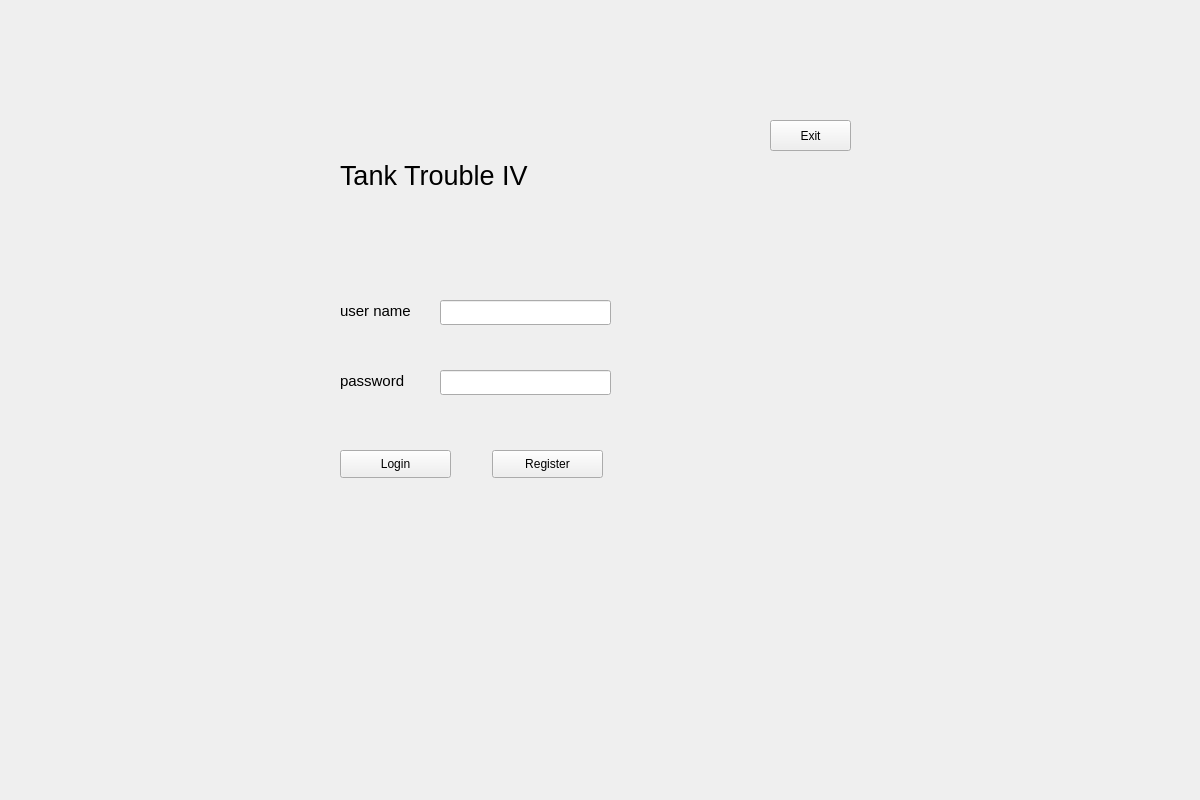
Before: the Qt Designer form Tank_Trouble_IV/loginwidget.ui in raitocc/run, drawn with Qt 5.
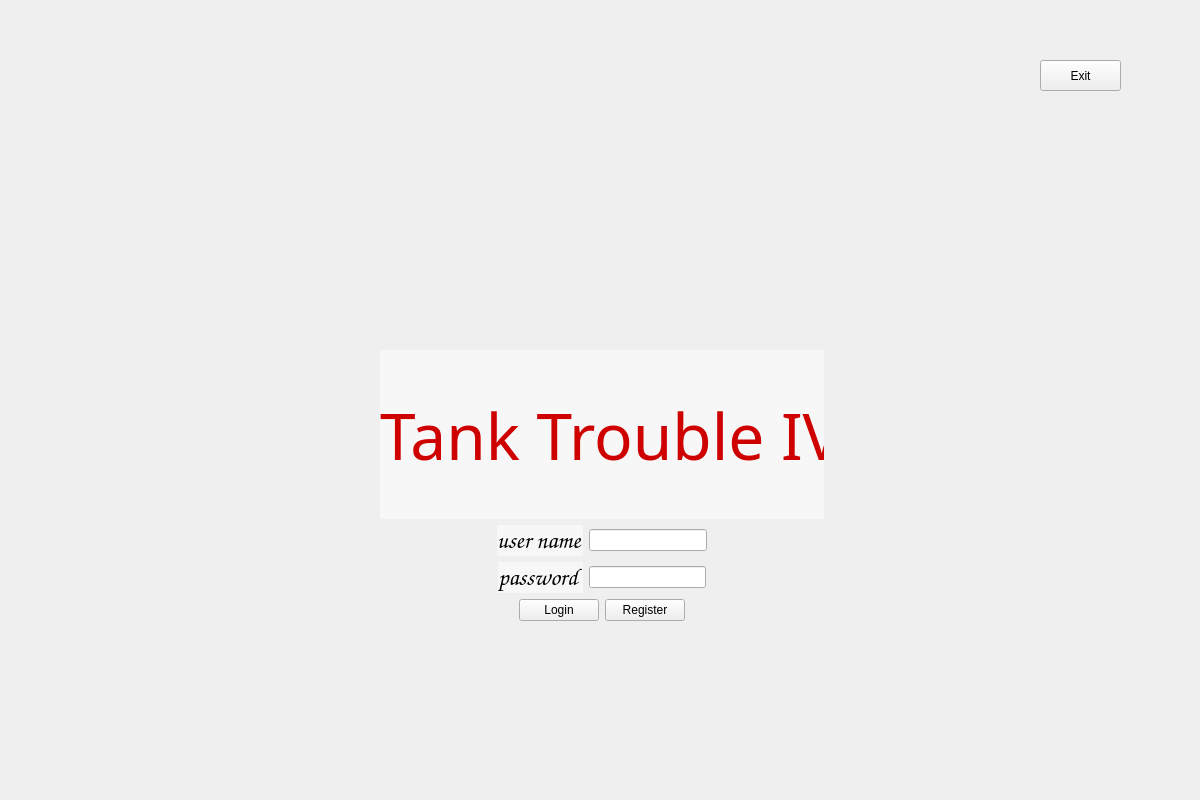
After: the same form once the commit is applied.

Commit message: 登录界面

What changed in the file:
```diff
--- a/Tank_Trouble_IV/loginwidget.ui
+++ b/Tank_Trouble_IV/loginwidget.ui
@@ -13,121 +13,214 @@
   <property name="windowTitle">
    <string>Form</string>
   </property>
-  <widget class="QLineEdit" name="usernameLineEdit">
+  <widget class="QPushButton" name="btnExit">
    <property name="geometry">
     <rect>
-     <x>440</x>
-     <y>300</y>
-     <width>171</width>
-     <height>25</height>
+     <x>1040</x>
+     <y>60</y>
+     <width>81</width>
+     <height>31</height>
     </rect>
    </property>
+   <property name="styleSheet">
+    <string notr="true">font: 12pt &quot;Comic Sans MS&quot;;
+</string>
+   </property>
+   <property name="text">
+    <string>Exit</string>
+   </property>
   </widget>
-  <widget class="QLineEdit" name="passwordLineEdit">
+  <widget class="QWidget" name="">
    <property name="geometry">
     <rect>
-     <x>440</x>
-     <y>370</y>
-     <width>171</width>
-     <height>25</height>
+     <x>380</x>
+     <y>350</y>
+     <width>444</width>
+     <height>271</height>
     </rect>
    </property>
-   <property name="echoMode">
-    <enum>QLineEdit::Password</enum>
-   </property>
-  </widget>
+   <layout class="QVBoxLayout" name="verticalLayout">
+    <item>
   <widget class="QLabel" name="label">
-   <property name="geometry">
-    <rect>
-     <x>340</x>
-     <y>140</y>
-     <width>251</width>
-     <height>71</height>
-    </rect>
-   </property>
    <property name="font">
     <font>
-     <pointsize>20</pointsize>
-    </font>
-   </property>
+        <family>华文琥珀</family>
+        <pointsize>48</pointsize>
+        <italic>false</italic>
+        <bold>false</bold>
+       </font>
+      </property>
+      <property name="styleSheet">
+       <string notr="true">font: 48pt &quot;华文琥珀&quot;;
+color: rgb(206, 0, 0);
+background-color: rgba(255, 255, 255, 127);</string>
+      </property>
    <property name="text">
     <string>Tank Trouble IV</string>
    </property>
   </widget>
+    </item>
+    <item>
+     <layout class="QHBoxLayout" name="horizontalLayout">
+      <item>
+       <spacer name="horizontalSpacer">
+        <property name="orientation">
+         <enum>Qt::Horizontal</enum>
+        </property>
+        <property name="sizeHint" stdset="0">
+         <size>
+          <width>40</width>
+          <height>20</height>
+         </size>
+        </property>
+       </spacer>
+      </item>
+      <item>
   <widget class="QLabel" name="label_2">
-   <property name="geometry">
-    <rect>
-     <x>340</x>
-     <y>300</y>
-     <width>101</width>
-     <height>21</height>
-    </rect>
-   </property>
    <property name="font">
     <font>
-     <pointsize>11</pointsize>
-    </font>
-   </property>
+          <family>Comic Sans MS</family>
+          <pointsize>18</pointsize>
+          <italic>false</italic>
+          <bold>false</bold>
+         </font>
+        </property>
+        <property name="styleSheet">
+         <string notr="true">font: 18pt &quot;Comic Sans MS&quot;;
+background-color: rgba(255, 255, 255, 127);</string>
+        </property>
    <property name="text">
     <string>user name</string>
    </property>
   </widget>
+      </item>
+      <item>
+       <widget class="QLineEdit" name="usernameLineEdit"/>
+      </item>
+      <item>
+       <spacer name="horizontalSpacer_2">
+        <property name="orientation">
+         <enum>Qt::Horizontal</enum>
+        </property>
+        <property name="sizeHint" stdset="0">
+         <size>
+          <width>40</width>
+          <height>20</height>
+         </size>
+        </property>
+       </spacer>
+      </item>
+     </layout>
+    </item>
+    <item>
+     <layout class="QHBoxLayout" name="horizontalLayout_2">
+      <item>
+       <spacer name="horizontalSpacer_4">
+        <property name="orientation">
+         <enum>Qt::Horizontal</enum>
+        </property>
+        <property name="sizeHint" stdset="0">
+         <size>
+          <width>40</width>
+          <height>20</height>
+         </size>
+        </property>
+       </spacer>
+      </item>
+      <item>
   <widget class="QLabel" name="label_3">
-   <property name="geometry">
-    <rect>
-     <x>340</x>
-     <y>370</y>
-     <width>101</width>
-     <height>21</height>
-    </rect>
-   </property>
    <property name="font">
     <font>
-     <pointsize>11</pointsize>
-    </font>
-   </property>
+          <family>Comic Sans MS</family>
+          <pointsize>18</pointsize>
+          <italic>false</italic>
+          <bold>false</bold>
+         </font>
+        </property>
+        <property name="styleSheet">
+         <string notr="true">font: 18pt &quot;Comic Sans MS&quot;;
+background-color: rgba(255, 255, 255, 127);</string>
+        </property>
    <property name="text">
     <string>password</string>
    </property>
   </widget>
+      </item>
+      <item>
+       <widget class="QLineEdit" name="passwordLineEdit">
+        <property name="echoMode">
+         <enum>QLineEdit::Password</enum>
+        </property>
+       </widget>
+      </item>
+      <item>
+       <spacer name="horizontalSpacer_3">
+        <property name="orientation">
+         <enum>Qt::Horizontal</enum>
+        </property>
+        <property name="sizeHint" stdset="0">
+         <size>
+          <width>40</width>
+          <height>20</height>
+         </size>
+        </property>
+       </spacer>
+      </item>
+     </layout>
+    </item>
+    <item>
+     <layout class="QHBoxLayout" name="horizontalLayout_3">
+      <item>
+       <spacer name="horizontalSpacer_5">
+        <property name="orientation">
+         <enum>Qt::Horizontal</enum>
+        </property>
+        <property name="sizeHint" stdset="0">
+         <size>
+          <width>40</width>
+          <height>20</height>
+         </size>
+        </property>
+       </spacer>
+      </item>
+      <item>
   <widget class="QPushButton" name="pushButton">
-   <property name="geometry">
-    <rect>
-     <x>340</x>
-     <y>450</y>
-     <width>111</width>
-     <height>28</height>
-    </rect>
+        <property name="styleSheet">
+         <string notr="true">font: 14pt &quot;Comic Sans MS&quot;;
+</string>
    </property>
    <property name="text">
     <string>Login</string>
    </property>
   </widget>
+      </item>
+      <item>
   <widget class="QPushButton" name="btnRegister">
-   <property name="geometry">
-    <rect>
-     <x>492</x>
-     <y>450</y>
-     <width>111</width>
-     <height>28</height>
-    </rect>
+        <property name="styleSheet">
+         <string notr="true">font: 14pt &quot;Comic Sans MS&quot;;
+</string>
    </property>
    <property name="text">
     <string>Register</string>
    </property>
   </widget>
-  <widget class="QPushButton" name="btnExit">
-   <property name="geometry">
-    <rect>
-     <x>770</x>
-     <y>120</y>
-     <width>81</width>
-     <height>31</height>
-    </rect>
-   </property>
-   <property name="text">
-    <string>Exit</string>
-   </property>
+      </item>
+      <item>
+       <spacer name="horizontalSpacer_7">
+        <property name="orientation">
+         <enum>Qt::Horizontal</enum>
+        </property>
+        <property name="sizeHint" stdset="0">
+         <size>
+          <width>40</width>
+          <height>20</height>
+         </size>
+        </property>
+       </spacer>
+      </item>
+     </layout>
+    </item>
+   </layout>
   </widget>
  </widget>
  <resources/>
```
Lines whose indentation alone changed are shown as unchanged. The commit also changes 5 other files.
